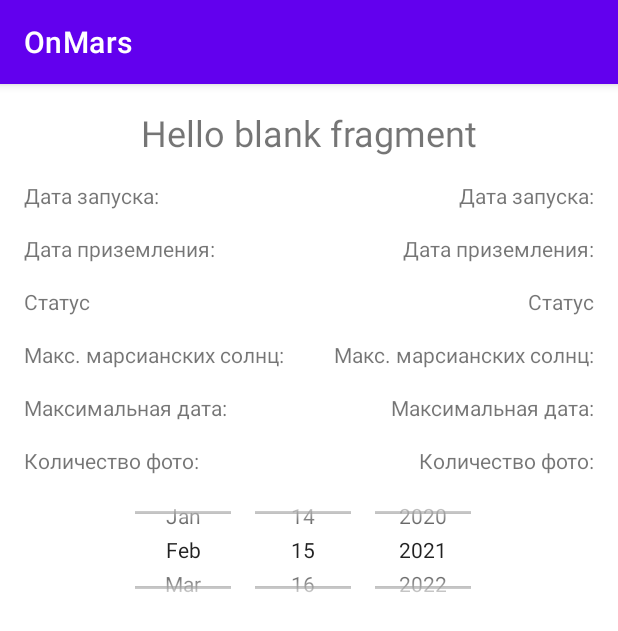
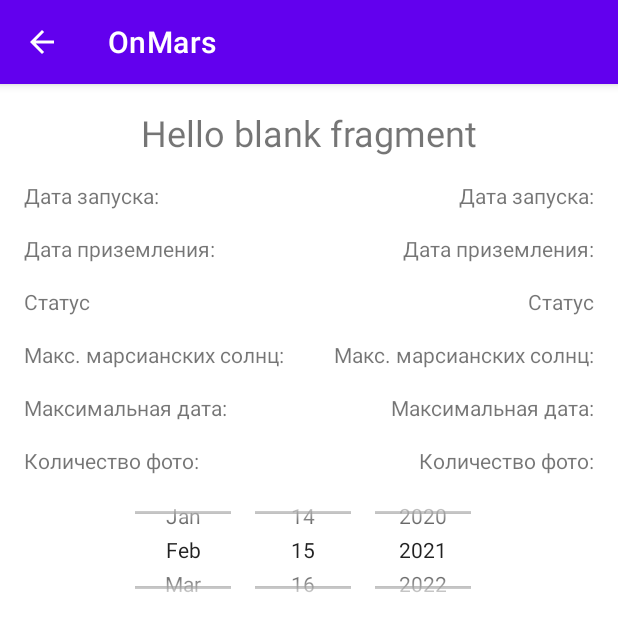
Before and after one commit to NikKonshin/OnMars, an Android app: the fragment RoverFragment placed in its activity, on a phone screen of 412 x 824 dp. Shown: the top 631 px of the screen. Run offline under Robolectric (Android 15) with nearby library versions, the phone set to English and light mode, and no system bars; libraries missing offline, so code that uses them is left out: moxy.ktx.moxyPresenter, ru.terrakok.cicerone; 1 statement that could not run was skipped.

Commit message:
Внес крайне не большие изменения

```diff
--- a/app/src/main/java/com/example/onmars/MainActivity.kt
+++ b/app/src/main/java/com/example/onmars/MainActivity.kt
@@ -1,10 +1,12 @@
 package com.example.onmars
 
 import android.os.Bundle
+import android.view.MenuItem
 import com.example.onmars.mvp.App
 import com.example.onmars.mvp.presenter.MainPresenter
 import com.example.onmars.mvp.ui.BackButtonListener
 import com.example.onmars.mvp.view.MainView
+import kotlinx.android.synthetic.main.activity_main.*
 import moxy.MvpAppCompatActivity
 import moxy.ktx.moxyPresenter
 import ru.terrakok.cicerone.NavigatorHolder
@@ -27,7 +29,17 @@ class MainActivity : MvpAppCompatActivity(), MainView {
     override fun onCreate(savedInstanceState: Bundle?) {
         super.onCreate(savedInstanceState)
         setContentView(R.layout.activity_main)
+        setSupportActionBar(toolbar)
+        supportActionBar?.setDisplayHomeAsUpEnabled(true)
+        supportActionBar?.setDisplayShowHomeEnabled(true)
         App.instance.appComponent.inject(this)
+    }
+
+    override fun onOptionsItemSelected(item: MenuItem): Boolean {
+        when (item.itemId) {
+            android.R.id.home -> presenter.backClicked()
+        }
+        return super.onOptionsItemSelected(item)
     }
 
     override fun onResumeFragments() {
--- a/app/src/main/java/com/example/onmars/mvp/presenter/RoverPresenter.kt
+++ b/app/src/main/java/com/example/onmars/mvp/presenter/RoverPresenter.kt
@@ -60,9 +60,8 @@ class RoverPresenter(
 
     }
 
-    fun getDate(newDate: String) {
+    fun setDate(newDate: String) {
         date = newDate
-
     }
 
     private fun loadData() {
@@ -78,7 +77,6 @@ class RoverPresenter(
         cameraListPresenter.cameras.clear()
         cameraListPresenter.cameras.addAll(rover.cameras)
         viewState.updateList()
-
     }
 
     fun backPressed(): Boolean {
--- a/app/src/main/java/com/example/onmars/mvp/ui/fragments/RoverFragment.kt
+++ b/app/src/main/java/com/example/onmars/mvp/ui/fragments/RoverFragment.kt
@@ -88,7 +88,7 @@ class RoverFragment : MvpAppCompatFragment(), RoverView, BackButtonListener {
         date_picker_rover_fragment.setOnDateChangedListener { view, year, monthOfYear, dayOfMonth ->
             println("DATE: $year-$monthOfYear-$dayOfMonth")
             date = "$year-$monthOfYear-$dayOfMonth"
-            presenter.getDate(date)
+            presenter.setDate(date)
         }
 
     }
--- a/app/src/main/java/com/example/onmars/mvp/ui/fragments/RoversFragment.kt
+++ b/app/src/main/java/com/example/onmars/mvp/ui/fragments/RoversFragment.kt
@@ -31,7 +31,7 @@ class RoversFragment : MvpAppCompatFragment(), RoversView, BackButtonListener {
     override fun onCreateView(
         inflater: LayoutInflater, container: ViewGroup?,
         savedInstanceState: Bundle?
-    ) = View.inflate(context, R.layout.fragment_rovers, null)
+    ) = View.inflate(context,R.layout.fragment_rovers, null)
 
 
     override fun init() {
--- a/app/src/main/res/layout/activity_main.xml
+++ b/app/src/main/res/layout/activity_main.xml
@@ -6,6 +6,20 @@
     android:layout_height="match_parent"
     android:gravity="center_horizontal"
     android:orientation="vertical">
+    <com.google.android.material.appbar.AppBarLayout
+        android:layout_width="match_parent"
+        android:layout_height="wrap_content"
+        android:theme="@style/AppTheme.AppBarOverlay">
+
+        <androidx.appcompat.widget.Toolbar
+            android:id="@+id/toolbar"
+            android:layout_width="match_parent"
+            android:layout_height="?attr/actionBarSize"
+            app:layout_collapseMode="pin"
+            app:popupTheme="@style/AppTheme.PopupOverlay"
+            />
+    </com.google.android.material.appbar.AppBarLayout>
+
 
     <FrameLayout
         android:id="@+id/container"
--- a/app/src/main/res/values/strings.xml
+++ b/app/src/main/res/values/strings.xml
@@ -8,4 +8,5 @@
     <string name="max_sol">Макс. марсианских солнц:</string>
     <string name="max_date">Максимальная дата:</string>
     <string name="total_photos">Количество фото:</string>
+    <string name="main_menu_back">Назад</string>
 </resources>
--- a/app/src/main/res/values/themes.xml
+++ b/app/src/main/res/values/themes.xml
@@ -11,6 +11,13 @@
         <item name="colorOnSecondary">@color/black</item>
         <!-- Status bar color. -->
         <item name="android:statusBarColor" tools:targetApi="l">?attr/colorPrimaryVariant</item>
+        <item name="windowActionBar">false</item>
+        <item name="windowNoTitle">true</item>
         <!-- Customize your theme here. -->
     </style>
+
+    <style name="AppTheme.AppBarOverlay" parent="ThemeOverlay.AppCompat.Dark.ActionBar" >
+    </style>
+    <style name="AppTheme.PopupOverlay" parent="ThemeOverlay.AppCompat.Light" >
+    </style>
 </resources>
```
Also changed, not shown: app/src/main/res/layout/main_toolbar.xml (added, +37 -0 lines).
